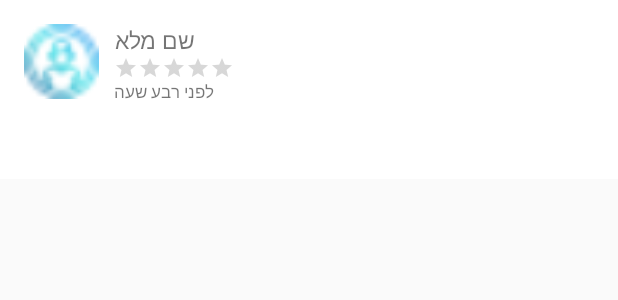
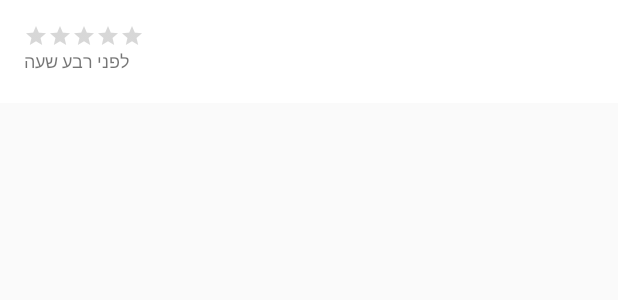
Before and after one commit to GuyGeva93/iPub, an Android app: the layout comment_item.xml on its own in the app's theme, with its tools: preview values and no code run, on a phone screen of 412 x 824 dp. Shown: the top 300 px of the screen. Run offline under Robolectric (Android 15) with nearby library versions, the phone set to English and light mode, and no system bars; Roboto replaces fonts that are not available here.

Commit message:
Comments adapter beta v2.0

```diff
--- a/app/src/main/java/com/example/ipub/CommentItemListAdapter.java
+++ b/app/src/main/java/com/example/ipub/CommentItemListAdapter.java
@@ -43,9 +43,9 @@ public class CommentItemListAdapter extends ArrayAdapter<CommentInfo> {
         LayoutInflater inflater = LayoutInflater.from(mContext);
         convertView = inflater.inflate(mResource , parent , false);
 
-        TextView viewName = (TextView) convertView.findViewById(R.id.comment_item_name);
-        TextView viewComment = (TextView) convertView.findViewById(R.id.comment_item_comment);
-        RatingBar viewRating = (RatingBar) convertView.findViewById(R.id.comment_item_rating_bar);
+        TextView viewName = convertView.findViewById(R.id.comment_item_name);
+        TextView viewComment = convertView.findViewById(R.id.comment_item_comment);
+        RatingBar viewRating = convertView.findViewById(R.id.comment_item_rating_bar);
 
         viewName.setText(name);
         viewComment.setText(comment);
--- a/app/src/main/java/com/example/ipub/Ratings.java
+++ b/app/src/main/java/com/example/ipub/Ratings.java
@@ -48,10 +48,6 @@ public class Ratings extends AppCompatActivity {
         commentsListView = findViewById(R.id.comments_list_view);
 
         readCommentsFromDB();
-
-
-
-
     }
 
     private void readCommentsFromDB() {
--- a/app/src/main/res/layout/comment_item.xml
+++ b/app/src/main/res/layout/comment_item.xml
@@ -4,60 +4,57 @@
     android:layout_height="wrap_content"
     android:background="@android:color/white"
     android:clickable="true"
-    android:foreground="?attr/selectableItemBackground"
     android:padding="@dimen/activity_padding_horizontal">
 
-    <ImageView
-        android:id="@+id/comment_item_img"
-        android:layout_width="@dimen/placeholder_image"
-        android:layout_height="@dimen/placeholder_image"
-        android:layout_marginRight="@dimen/padding_10"
-        android:scaleType="centerCrop"
-        android:src="@drawable/user_profile"/>
+    <!--    <ImageView-->
+    <!--        android:id="@+id/comment_item_img"-->
+    <!--        android:layout_width="32px"-->
+    <!--        android:layout_height="32px"-->
+    <!--        android:layout_marginRight="@dimen/padding_10"-->
+    <!--        android:src="@drawable/comment_info_img"/>-->
+    <!--android:scaleType="centerCrop"-->
+    <!--android:layout_alignParentLeft="true"-->
 
     <TextView
         android:id="@+id/comment_item_name"
         android:layout_width="wrap_content"
         android:layout_height="wrap_content"
-        android:layout_toRightOf="@id/comment_item_img"
-        android:ellipsize="end"
-        android:fontFamily="sans-serif-medium"
-        android:maxLines="1"
-        android:textSize="@dimen/name"
-        android:text="שם מלא"/>
+        android:textSize="16sp" />
+
+    <TextView
+        android:id="@+id/comment_item_timestamp"
+        android:layout_width="wrap_content"
+        android:layout_height="wrap_content"
+        android:layout_below="@id/comment_item_rating_bar"
+        android:layout_alignParentLeft="true"
+        android:layout_marginTop="0dp"
+        android:text="לפני רבע שעה"
+        android:textSize="12sp" />
+
+    <TextView
+        android:id="@+id/comment_item_comment"
+        android:layout_width="wrap_content"
+        android:layout_height="wrap_content"
+        android:layout_marginTop="20dp"
+        android:textSize="12sp" />
 
     <RatingBar
         android:id="@+id/comment_item_rating_bar"
         style="@style/Widget.AppCompat.RatingBar.Small"
         android:layout_width="wrap_content"
         android:layout_height="wrap_content"
-        android:layout_below="@id/comment_item_name"
-        android:layout_toRightOf="@id/comment_item_img"
-        android:isIndicator="true"
+        android:layout_alignParentLeft="true"
         android:numStars="5"
-        android:progressTint="@color/colorPrimary"/>
+        android:progressTint="@color/colorPrimary" />
 
-    <TextView
-        android:id="@+id/timestamp"
-        android:layout_width="wrap_content"
-        android:layout_height="wrap_content"
-        android:layout_below="@id/comment_item_rating_bar"
-        android:layout_marginTop="0dp"
-        android:layout_toRightOf="@id/comment_item_img"
-        android:maxLines="1"
-        android:text="לפני רבע שעה"
-        android:textSize="@dimen/timestamp" />
 
-    <TextView
-        android:id="@+id/comment_item_comment"
-        android:layout_width="wrap_content"
-        android:layout_height="wrap_content"
-        android:layout_below="@id/comment_item_img"
-        android:layout_marginTop="@dimen/activity_padding_horizontal"
-        android:ellipsize="end"
-        android:maxLines="5"
-        android:textSize="@dimen/description" />
-
+    <!--    <ImageView-->
+    <!--        android:id="@+id/comment_item_img"-->
+    <!--        android:layout_width="50px"-->
+    <!--        android:layout_height="50px"-->
+    <!--        android:layout_marginRight="@dimen/padding_10"-->
+    <!--        android:scaleType="centerCrop"-->
+    <!--        android:src="@drawable/user_profile"/>-->
 
 
 </RelativeLayout>
```
Also changed, not shown: app/src/main/res/drawable/comment_info_img.png (added).
